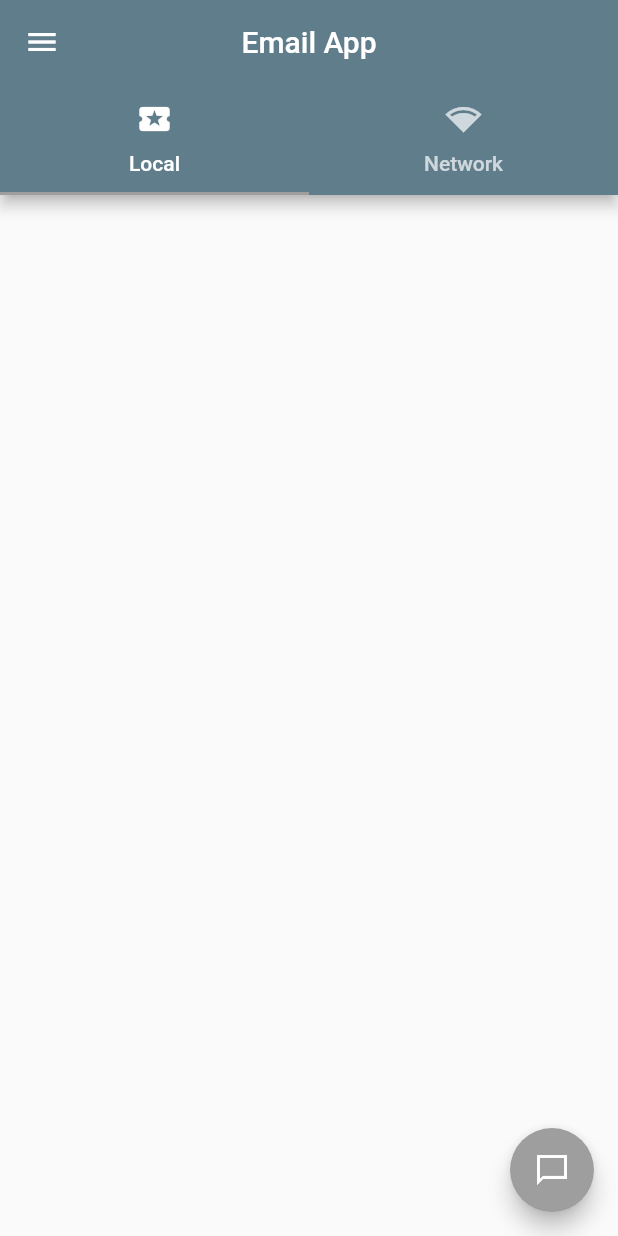
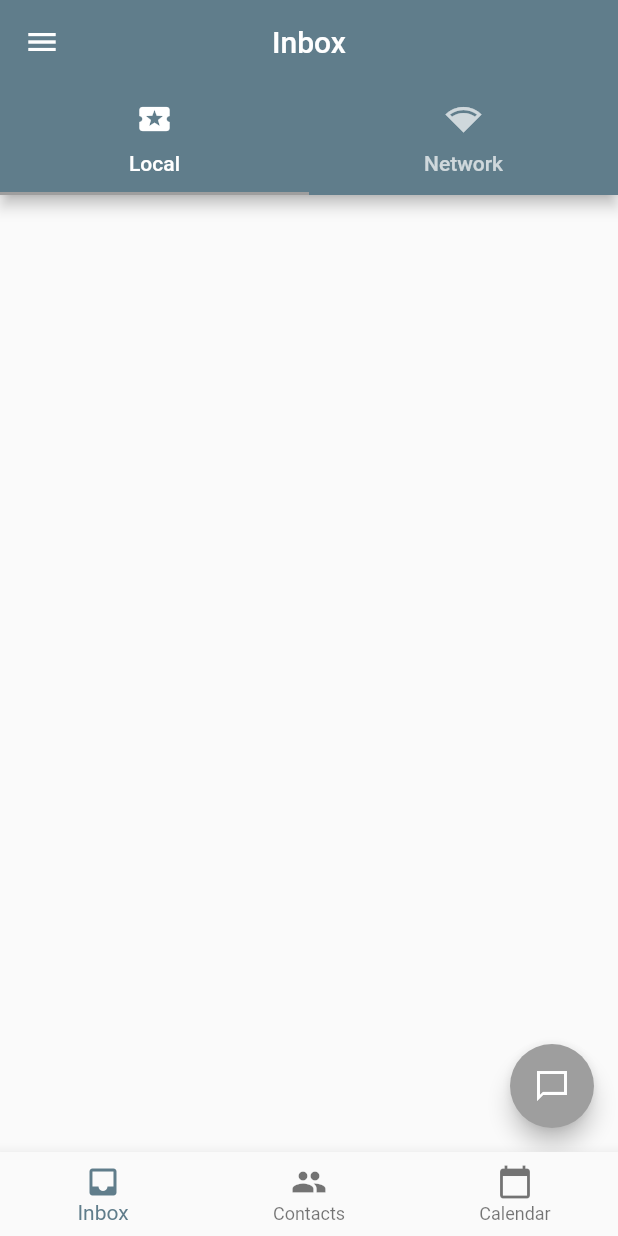
Before and after one commit to MoaazElneshawy/FlutterEmailApp, a Flutter app: the screen it shows after launch, on a phone screen of 412 x 824 dp. Run offline on Flutter 3.47's test engine with Material 2 defaults, Android fonts, the phone set to English and light mode, and no system bars; our stand-ins replace flutter_slidable; generated files the repository leaves out were written again.

```diff
--- a/lib/AppRoot.dart
+++ b/lib/AppRoot.dart
@@ -1,5 +1,6 @@
-import 'package:email_app/AppDrawer.dart';
-import 'package:email_app/messagesList.dart';
+import 'package:email_app/Calendar.dart';
+import 'package:email_app/Contacts.dart';
+import 'package:email_app/Inbox.dart';
 import 'package:flutter/material.dart';
 
 class AppRoot extends StatefulWidget {
@@ -8,30 +9,38 @@ class AppRoot extends StatefulWidget {
 }
 
 class _AppRootState extends State<AppRoot> {
+  int bottomBarIndex = 0;
+
   @override
   Widget build(BuildContext context) {
-    return DefaultTabController(
-        length: 2,
-        child: Scaffold(
-          appBar: AppBar(
-            bottom: TabBar(tabs: [
-              Tab(text: 'Local',icon: Icon(Icons.local_activity),),
-              Tab(text: 'Network',icon: Icon(Icons.network_wifi),),
-            ]),
-            title: Text('Email App'),
-            centerTitle: true,
+    return Scaffold(
+      body: [
+        Inbox(),
+        Contacts('Contacts'),
+        Calender("Calendar"),
+      ].elementAt(bottomBarIndex),
+      bottomNavigationBar: BottomNavigationBar(
+        items: [
+          BottomNavigationBarItem(
+            icon: Icon(Icons.inbox),
+            label: "Inbox",
           ),
-          drawer: AppDrawer(),
-          body: TabBarView(children: [
-            MessagesList(
-              title: 'Local',
-              status: 'local',
-            ),
-            MessagesList(
-              title: 'Network',
-              status: 'network',
-            )
-          ]),
-        ));
+          BottomNavigationBarItem(
+            icon: Icon(Icons.people),
+            label: "Contacts",
+          ),
+          BottomNavigationBarItem(
+            icon: Icon(Icons.calendar_today),
+            label: "Calendar",
+          ),
+        ],
+        onTap: (index) {
+          setState(() {
+            bottomBarIndex = index;
+          });
+        },
+        currentIndex: bottomBarIndex,
+      ),
+    );
   }
 }
--- /dev/null
+++ b/lib/Contacts.dart
@@ -0,0 +1,24 @@
+import 'package:flutter/material.dart';
+
+import 'AppDrawer.dart';
+
+class Contacts extends StatefulWidget {
+
+  String title ;
+  Contacts(this.title);
+
+  @override
+  _ContactsState createState() => _ContactsState();
+}
+
+class _ContactsState extends State<Contacts> {
+  @override
+  Widget build(BuildContext context) {
+    return Scaffold(
+      appBar: AppBar(
+        title: Text(widget.title),
+      ),
+      drawer: AppDrawer(),
+    );
+  }
+}
--- /dev/null
+++ b/lib/Inbox.dart
@@ -0,0 +1,43 @@
+import 'package:flutter/material.dart';
+
+import 'AppDrawer.dart';
+import 'messagesList.dart';
+
+class Inbox extends StatelessWidget {
+  String title;
+
+  Inbox({this.title = "Inbox"});
+
+  @override
+  Widget build(BuildContext context) {
+    return DefaultTabController(
+        length: 2,
+        child: Scaffold(
+          appBar: AppBar(
+            bottom: TabBar(tabs: [
+              Tab(
+                text: 'Local',
+                icon: Icon(Icons.local_activity),
+              ),
+              Tab(
+                text: 'Network',
+                icon: Icon(Icons.network_wifi),
+              ),
+            ]),
+            title: Text(title),
+            centerTitle: true,
+          ),
+          drawer: AppDrawer(),
+          body: TabBarView(children: [
+            MessagesList(
+              title: 'Local',
+              status: 'local',
+            ),
+            MessagesList(
+              title: 'Network',
+              status: 'network',
+            )
+          ]),
+        ));
+  }
+}
```
Also changed, not shown: lib/Calendar.dart (added, +24 -0 lines).
